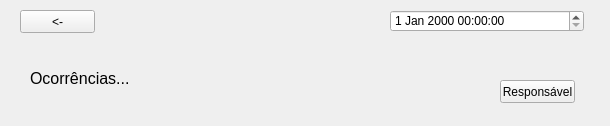
Senac-SOR-ADS/Gerenciamento-Escolar, file App/view/ui/report.ui: the form before one commit.
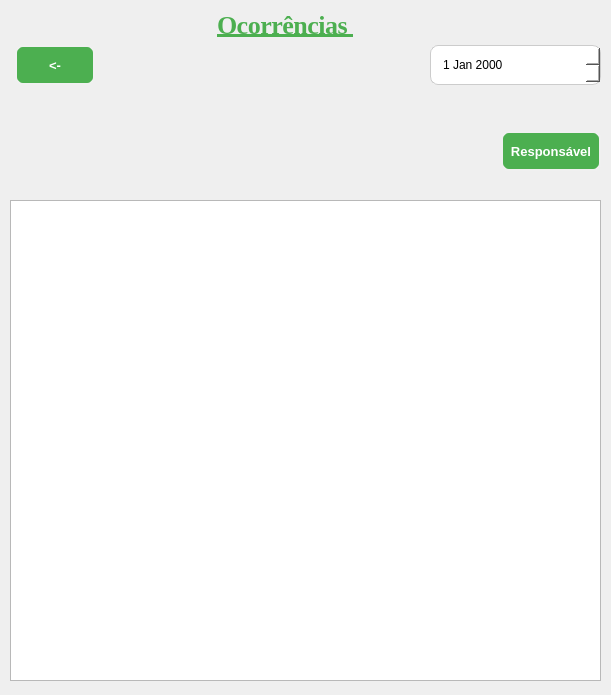
The form after the commit.

Commit message:
Feat - Report Screen
feito a lista de report, que exibira uma lista das ocorrências anteriores, estilização feita.

```diff
--- a/App/view/ui/report.ui
+++ b/App/view/ui/report.ui
@@ -6,66 +6,171 @@
    <rect>
     <x>0</x>
     <y>0</y>
-    <width>610</width>
-    <height>126</height>
+    <width>611</width>
+    <height>695</height>
    </rect>
   </property>
+  <property name="maximumSize">
+   <size>
+    <width>612</width>
+    <height>695</height>
+   </size>
+  </property>
   <property name="windowTitle">
    <string>Form</string>
   </property>
-  <widget class="QPushButton" name="pushButton">
+  <property name="styleSheet">
+   <string notr="true">QPushButton {
+    background-color: #4CAF50;
+    color: white;
+    border-radius: 8px;
+	font-size: 13px;
+	font: bold;
+    padding: 6px;
+ 	border: 2px solid #f0f0f0;
+}
+
+QLineEdit, QDateTimeEdit, QComboBox, QTextEdit {
+    border: 1px solid #ccc;
+    border-radius: 8px;
+    padding: 10px;
+    background: white;
+}
+
+QPushButton:hover {
+	background-color: #32cd32
+}
+
+QListWidget:focus, QDateTimeEdit:focus {
+    border: 2px solid #4CAF50;
+}
+
+QListWidget:hover {
+	border: 2px solid #32cd32;
+}
+
+QLabel {
+	font-family: Georgia, serif;
+  	font-size: 26px;
+ 	font-weight: 700;
+ 	color: #4CAF50;
+  	letter-spacing: -0.5px;
+	text-decoration: underline;
+}
+
+</string>
+  </property>
+  <widget class="QWidget" name="verticalLayoutWidget">
    <property name="geometry">
     <rect>
-     <x>20</x>
-     <y>10</y>
-     <width>75</width>
-     <height>23</height>
+     <x>10</x>
+     <y>200</y>
+     <width>591</width>
+     <height>481</height>
     </rect>
    </property>
-   <property name="text">
-    <string>&lt;-</string>
-   </property>
+   <layout class="QVBoxLayout" name="verticalLayout_2">
+    <item>
+     <widget class="QListWidget" name="listWidget"/>
+    </item>
+   </layout>
   </widget>
-  <widget class="QPushButton" name="pushButton_2">
+  <widget class="QWidget" name="horizontalLayoutWidget">
    <property name="geometry">
     <rect>
-     <x>500</x>
-     <y>80</y>
-     <width>75</width>
-     <height>23</height>
+     <x>-20</x>
+     <y>40</y>
+     <width>151</width>
+     <height>51</height>
     </rect>
    </property>
-   <property name="text">
-    <string>Responsável</string>
-   </property>
+   <layout class="QHBoxLayout" name="horizontalLayout_2">
+    <item>
+     <widget class="QPushButton" name="pushButton">
+      <property name="maximumSize">
+       <size>
+        <width>80</width>
+        <height>40</height>
+       </size>
+      </property>
+      <property name="text">
+       <string>&lt;-</string>
+      </property>
+     </widget>
+    </item>
+   </layout>
   </widget>
-  <widget class="QDateTimeEdit" name="dateTimeEdit">
+  <widget class="QWidget" name="verticalLayoutWidget_2">
    <property name="geometry">
     <rect>
-     <x>390</x>
+     <x>430</x>
      <y>10</y>
-     <width>194</width>
-     <height>22</height>
+     <width>171</width>
+     <height>191</height>
     </rect>
    </property>
+   <layout class="QVBoxLayout" name="verticalLayout_3">
+    <item>
+     <widget class="QDateEdit" name="dateEdit">
+      <property name="sizePolicy">
+       <sizepolicy hsizetype="Minimum" vsizetype="Fixed">
+        <horstretch>0</horstretch>
+        <verstretch>0</verstretch>
+       </sizepolicy>
+      </property>
+      <property name="minimumSize">
+       <size>
+        <width>50</width>
+        <height>0</height>
+       </size>
+      </property>
+      <property name="maximumSize">
+       <size>
+        <width>400</width>
+        <height>40</height>
+       </size>
+      </property>
+     </widget>
+    </item>
+    <item alignment="Qt::AlignRight">
+     <widget class="QPushButton" name="pushButton_2">
+      <property name="minimumSize">
+       <size>
+        <width>100</width>
+        <height>40</height>
+       </size>
+      </property>
+      <property name="maximumSize">
+       <size>
+        <width>100</width>
+        <height>30</height>
+       </size>
+      </property>
+      <property name="text">
+       <string>Responsável</string>
+      </property>
+     </widget>
+    </item>
+   </layout>
   </widget>
-  <widget class="QLabel" name="label_2">
+  <widget class="QWidget" name="verticalLayoutWidget_3">
    <property name="geometry">
     <rect>
-     <x>30</x>
-     <y>70</y>
-     <width>101</width>
-     <height>16</height>
+     <x>140</x>
+     <y>10</y>
+     <width>291</width>
+     <height>191</height>
     </rect>
    </property>
-   <property name="font">
-    <font>
-     <pointsize>12</pointsize>
-    </font>
-   </property>
-   <property name="text">
-    <string>Ocorrências...</string>
-   </property>
+   <layout class="QVBoxLayout" name="verticalLayout_4">
+    <item alignment="Qt::AlignHCenter|Qt::AlignTop">
+     <widget class="QLabel" name="label">
+      <property name="text">
+       <string>Ocorrências </string>
+      </property>
+     </widget>
+    </item>
+   </layout>
   </widget>
  </widget>
  <resources/>
```
